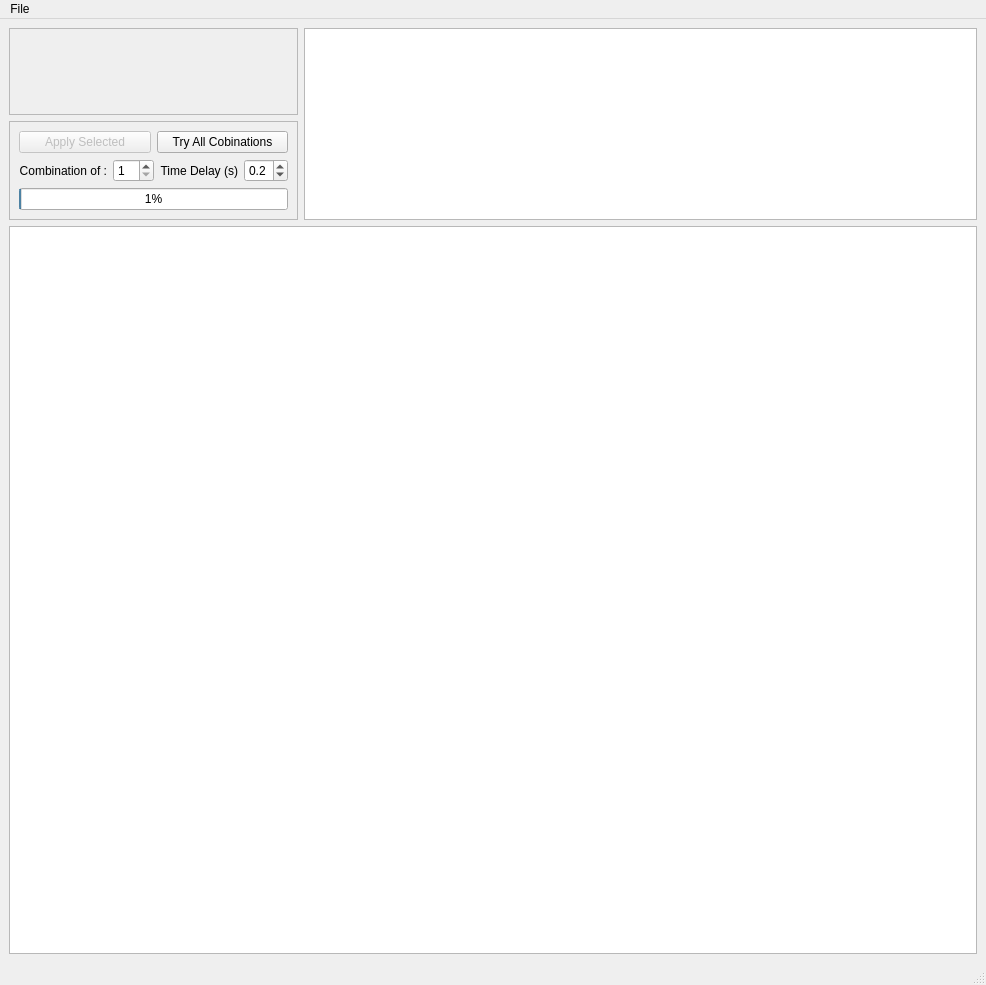
Above: uis/RefChooser.ui from pattammattel/MIDAS_Admin before the change. Below: the same form after it.
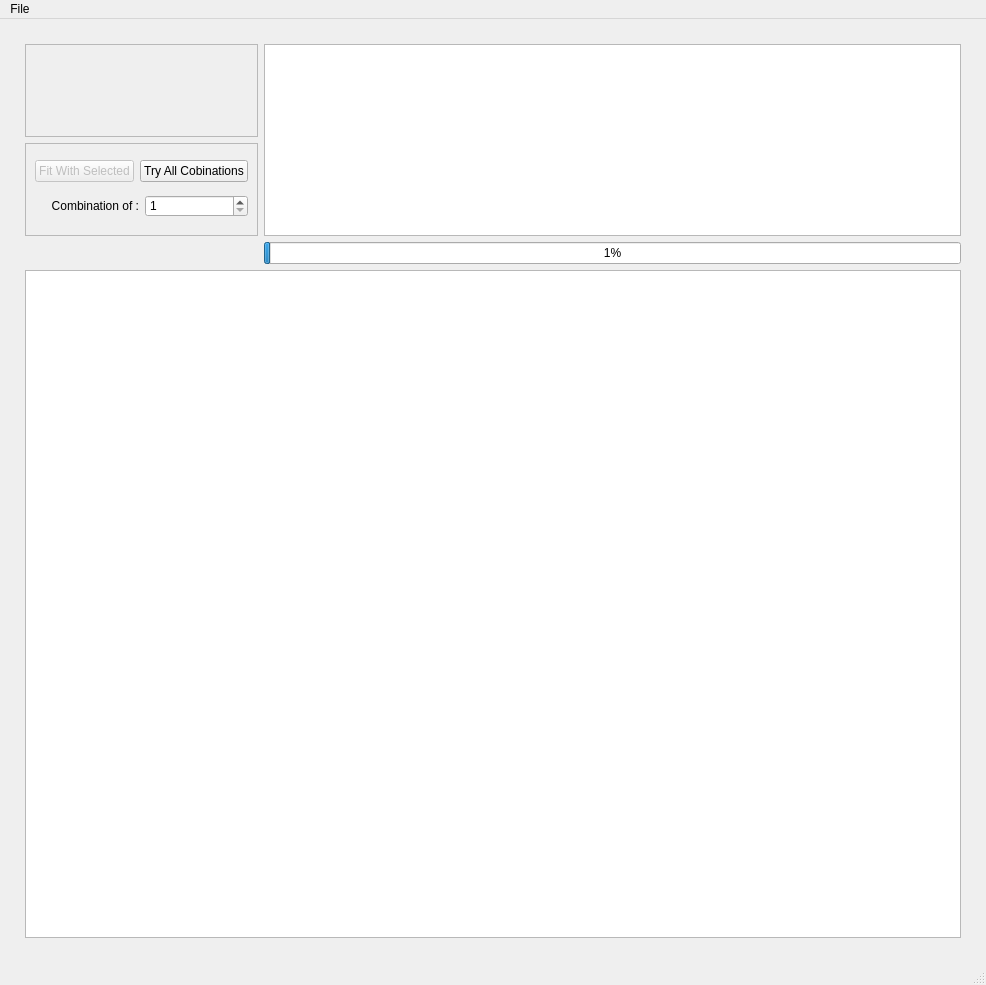
That is the form after the change. Custom widgets are drawn as their Qt base class.

Diff of the .ui file:
```diff
--- a/uis/RefChooser.ui
+++ b/uis/RefChooser.ui
@@ -20,27 +20,24 @@
    <string notr="true">font: 10pt &quot;MS Shell Dlg 2&quot;;</string>
   </property>
   <widget class="QWidget" name="centralwidget">
+   <property name="styleSheet">
+    <string notr="true">QCheckBox:checked {
+color: rgb(255, 75, 52);
+}</string>
+   </property>
    <layout class="QGridLayout" name="gridLayout">
-    <item row="0" column="0">
-     <widget class="QFrame" name="ref_box_frame">
-      <property name="sizePolicy">
-       <sizepolicy hsizetype="Preferred" vsizetype="Preferred">
-        <horstretch>0</horstretch>
-        <verstretch>0</verstretch>
-       </sizepolicy>
-      </property>
-      <property name="frameShape">
-       <enum>QFrame::StyledPanel</enum>
-      </property>
-      <property name="frameShadow">
-       <enum>QFrame::Raised</enum>
-      </property>
-      <layout class="QGridLayout" name="gridLayout_2"/>
-     </widget>
-    </item>
-    <item row="0" column="1" rowspan="2">
-     <widget class="PlotWidget" name="stat_view"/>
-    </item>
+    <property name="leftMargin">
+     <number>25</number>
+    </property>
+    <property name="topMargin">
+     <number>25</number>
+    </property>
+    <property name="rightMargin">
+     <number>25</number>
+    </property>
+    <property name="bottomMargin">
+     <number>25</number>
+    </property>
     <item row="1" column="0">
      <widget class="QFrame" name="pb_frame">
       <property name="sizePolicy">
@@ -79,36 +76,6 @@
            </item>
           </layout>
          </item>
-         <item row="0" column="1">
-          <layout class="QHBoxLayout" name="horizontalLayout_2">
-           <item>
-            <widget class="QLabel" name="label_2">
-             <property name="text">
-              <string>Time Delay (s)</string>
-             </property>
-             <property name="alignment">
-              <set>Qt::AlignRight|Qt::AlignTrailing|Qt::AlignVCenter</set>
-             </property>
-            </widget>
-           </item>
-           <item>
-            <widget class="QDoubleSpinBox" name="sb_time_delay">
-             <property name="decimals">
-              <number>1</number>
-             </property>
-             <property name="minimum">
-              <double>0.000000000000000</double>
-             </property>
-             <property name="maximum">
-              <double>5.000000000000000</double>
-             </property>
-             <property name="value">
-              <double>0.200000000000000</double>
-             </property>
-            </widget>
-           </item>
-          </layout>
-         </item>
         </layout>
        </item>
        <item row="0" column="1">
@@ -124,23 +91,46 @@
           <bool>false</bool>
          </property>
          <property name="text">
-          <string>Apply Selected</string>
-         </property>
-        </widget>
-       </item>
-       <item row="2" column="0" colspan="2">
-        <widget class="QProgressBar" name="fit_combo_progress">
-         <property name="value">
-          <number>1</number>
+          <string>Fit With Selected</string>
          </property>
         </widget>
        </item>
       </layout>
      </widget>
     </item>
-    <item row="2" column="0" colspan="2">
+    <item row="0" column="0">
+     <widget class="QFrame" name="ref_box_frame">
+      <property name="sizePolicy">
+       <sizepolicy hsizetype="Preferred" vsizetype="Preferred">
+        <horstretch>0</horstretch>
+        <verstretch>0</verstretch>
+       </sizepolicy>
+      </property>
+      <property name="frameShape">
+       <enum>QFrame::StyledPanel</enum>
+      </property>
+      <property name="frameShadow">
+       <enum>QFrame::Raised</enum>
+      </property>
+      <layout class="QGridLayout" name="gridLayout_2"/>
+     </widget>
+    </item>
+    <item row="0" column="1" rowspan="2">
+     <widget class="PlotWidget" name="stat_view"/>
+    </item>
+    <item row="3" column="0" colspan="2">
      <widget class="QTableWidget" name="tableWidget"/>
     </item>
+    <item row="2" column="1">
+     <widget class="QProgressBar" name="fit_combo_progress">
+      <property name="styleSheet">
+       <string notr="true">selection-color: rgb(0, 170, 127);</string>
+      </property>
+      <property name="value">
+       <number>1</number>
+      </property>
+     </widget>
+    </item>
    </layout>
   </widget>
   <widget class="QMenuBar" name="menubar">
```
